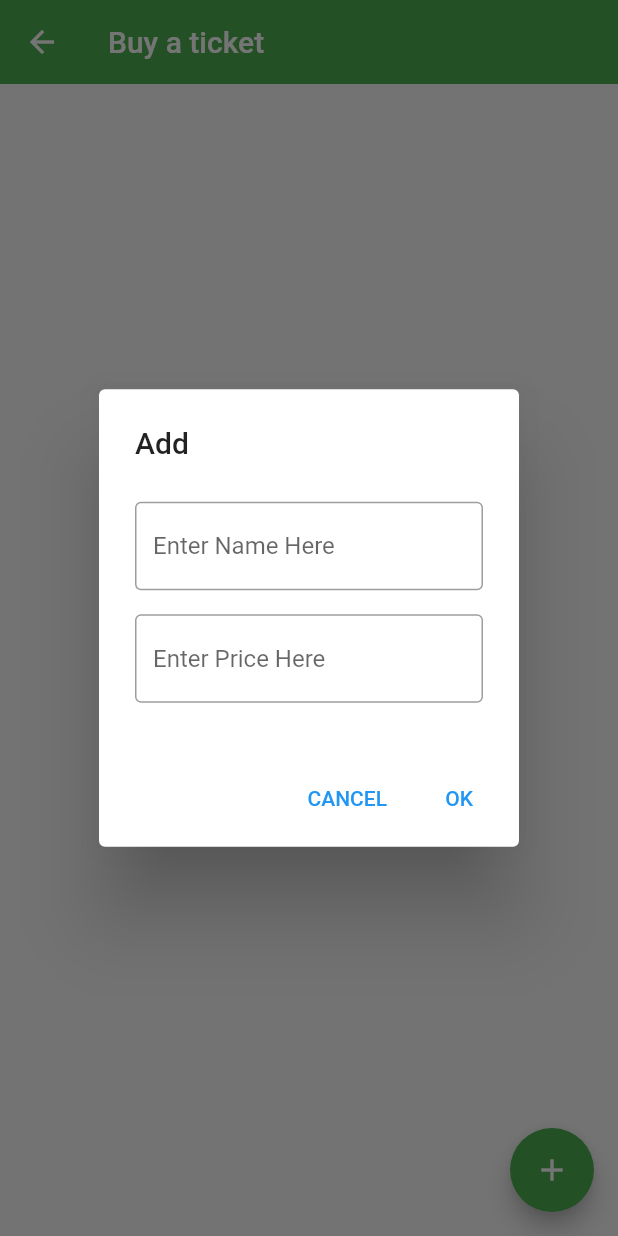
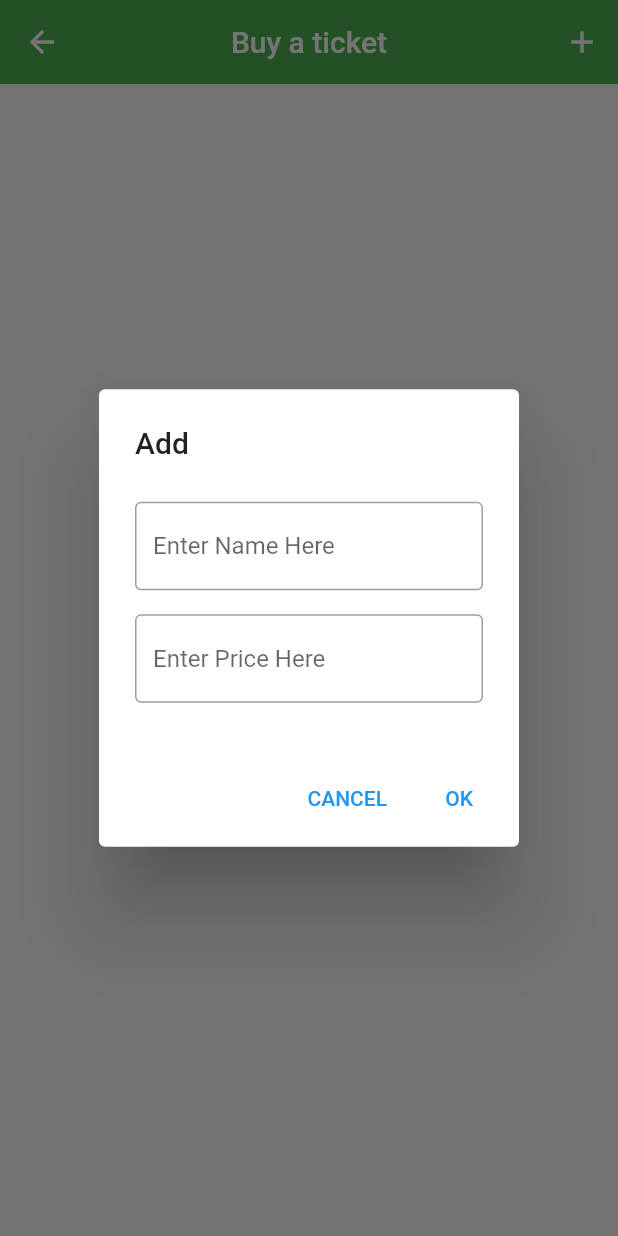
Before and after one commit to Majeed-Omer/Zoo, a Flutter app: the ticket_sell screen opened directly, after a tap on the "add" icon, on a phone screen of 412 x 824 dp. Run offline on Flutter 3.47's test engine with Material 2 defaults, Android fonts, the phone set to English and light mode, and no system bars; our stand-ins replace carousel_slider, firebase_core, flutter_screenutil, native_notify, shared_preferences, smooth_page_indicator; missing offline and left inert: fluid_bottom_nav_bar, flutter_facebook_auth; accounts and stored records are empty; network calls fail.

Commit message:
first commit1

```diff
--- a/flutter_app/lib/Screens/account_screen.dart
+++ b/flutter_app/lib/Screens/account_screen.dart
@@ -58,8 +58,6 @@ class _AccountState extends State<Account> {
                 height: 10,
               ),
               Text(widget.name, style: TextStyle(fontSize: 20),),
-              SizedBox(height: 10,),
-              Text(widget.email, style: TextStyle(fontSize: 15),),
               Row(mainAxisAlignment: MainAxisAlignment.spaceBetween, children: [
                 Text(
                   " My Tickets",
--- a/flutter_app/lib/Screens/login_screen.dart
+++ b/flutter_app/lib/Screens/login_screen.dart
@@ -1,7 +1,6 @@
 import 'dart:convert';
 
 import 'package:flutter/material.dart';
-//import 'package:flutter_session/flutter_session.dart';
 import 'package:http/http.dart' as http;
 import 'package:shared_preferences/shared_preferences.dart';
 import 'package:zoo/Screens/register_screen.dart';
@@ -28,10 +27,12 @@ class _LoginScreenState extends State<LoginScreen> {
       if (response.statusCode == 200) {
         SharedPreferences preferences = await SharedPreferences.getInstance();
         preferences.setBool("isLoggedIn", true);
+        var name1 = preferences.getString("name1") ?? '';
+        var email1 = preferences.getString("email1");
         Navigator.pushReplacement(
             context,
             MaterialPageRoute(
-              builder: (BuildContext context) => Wrapper(name: '', email: _email, image: '',)),
+              builder: (BuildContext context) => Wrapper(name: name1, email: _email, image: '',)),
             );
       } else {
         errorSnackBar(context, responseMap.values.first);
--- a/flutter_app/lib/Screens/register_screen.dart
+++ b/flutter_app/lib/Screens/register_screen.dart
@@ -35,10 +35,12 @@ class _RegisterScreenState extends State<RegisterScreen> {
       if (response.statusCode == 200) {
         SharedPreferences preferences = await SharedPreferences.getInstance();
         preferences.setBool("isLoggedIn", true);
+        preferences.setString("name1", _name);
+        preferences.setString("email1", _email);
         Navigator.pushReplacement(
             context,
             MaterialPageRoute(
-              builder: (BuildContext context) => Wrapper(email: _userObj["email"], name: _userObj["name"], image: '',),
+              builder: (BuildContext context) => Wrapper(email:_email, name: _name, image: '',),
             ));
       } else {
         errorSnackBar(context, responseMap.values.first[0]);
@@ -74,7 +76,7 @@ class _RegisterScreenState extends State<RegisterScreen> {
 
         body: SingleChildScrollView(
           child: Padding(
-            padding: const EdgeInsets.symmetric(horizontal: 20),
+            padding: const EdgeInsets.symmetric(horizontal: 20, vertical: 10),
             child: Column(
               children: [
                 TextField(
--- a/flutter_app/lib/Screens/ticket_sell.dart
+++ b/flutter_app/lib/Screens/ticket_sell.dart
@@ -30,8 +30,6 @@ class ticket_sellState extends State<ticket_sell> {
     _priceController = TextEditingController();
     _getTickets();
   }
-
-
 
   _addTicket() {
     if (_nameController.text
@@ -196,18 +194,47 @@ class ticket_sellState extends State<ticket_sell> {
     return Scaffold(
       key: _scaffoldKey,
       appBar: AppBar(
+
         elevation: 0.0,
         backgroundColor: Colors.green,
         title: Text("Buy a ticket"),
-        // actions: <Widget>[
+        centerTitle: true,
+        actions: [
+          IconButton(icon: Icon(Icons.add), onPressed: () {
+            showDialog(context: context, builder: (context) => AlertDialog(
+                  title: Text("Add"),
+                  content: SizedBox(
+                    height: 150,
+                    child: Column(
+                      mainAxisAlignment: MainAxisAlignment.spaceAround,
+                      children: [
+                        TextField(
+                          controller: _nameController,
+                decoration: InputDecoration(
+                border: OutlineInputBorder(),
+                hintText: 'Enter Name Here',
+                 ),
+                  autofocus: false,
+                 ),
+                  TextField(
+                    controller: _priceController,
+                decoration: InputDecoration(
+                border: OutlineInputBorder(),
+                hintText: 'Enter Price Here',
+                 ),
+                  autofocus: false,
+                 )
 
-        //   IconButton(
-        //     icon: Icon(Icons.refresh),
-        //     onPressed: () {
-        //       _getTickets();
-        //     },
-        //   ),
-        // ],
+                      ],
+                    ),
+                  ),
+                  actions: [
+                    TextButton(onPressed: (() => Navigator.pop(context)), child: Text("CANCEL")),
+                    TextButton(onPressed: (() { _addTicket(); Navigator.pop(context); }), child: Text("OK"))
+                  ],
+                ),);
+           },),
+        ],
       ),
        body: ListView.builder(itemCount: _tickets.length,
        itemBuilder: (context, index) => Card(
@@ -279,45 +306,6 @@ class ticket_sellState extends State<ticket_sell> {
       //     ],
       //   ),
 
-
-      floatingActionButton: FloatingActionButton(
-        onPressed: () {
-          showDialog(context: context, builder: (context) => AlertDialog(
-                  title: Text("Add"),
-                  content: SizedBox(
-                    height: 150,
-                    child: Column(
-                      mainAxisAlignment: MainAxisAlignment.spaceAround,
-                      children: [
-                        TextField(
-                          controller: _nameController,
-                decoration: InputDecoration(
-                border: OutlineInputBorder(),
-                hintText: 'Enter Name Here',
-                 ),
-                  autofocus: false,
-                 ),
-                  TextField(
-                    controller: _priceController,
-                decoration: InputDecoration(
-                border: OutlineInputBorder(),
-                hintText: 'Enter Price Here',
-                 ),
-                  autofocus: false,
-                 )
-
-                      ],
-                    ),
-                  ),
-                  actions: [
-                    TextButton(onPressed: (() => Navigator.pop(context)), child: Text("CANCEL")),
-                    TextButton(onPressed: (() { _addTicket(); Navigator.pop(context); }), child: Text("OK"))
-                  ],
-                ),);
-        },
-        child: Icon(Icons.add, ),
-        backgroundColor: Colors.green[500],
-      ),
     );
   }
 }
--- a/flutter_app/lib/widgets/wrapper.dart
+++ b/flutter_app/lib/widgets/wrapper.dart
@@ -30,6 +30,7 @@ class _WrapperState extends State<Wrapper> {
       body: _child,
       extendBody: true,
       bottomNavigationBar: FluidNavBar(
+
           icons: [
             FluidNavBarIcon(
                 icon: Icons.home,
```
Also changed, not shown: flutter_app/lib/Screens/home_screen.dart (+4 -4 lines), flutter_app/lib/main.dart (+5 -4 lines), flutter_app/assets/person.png (added).
